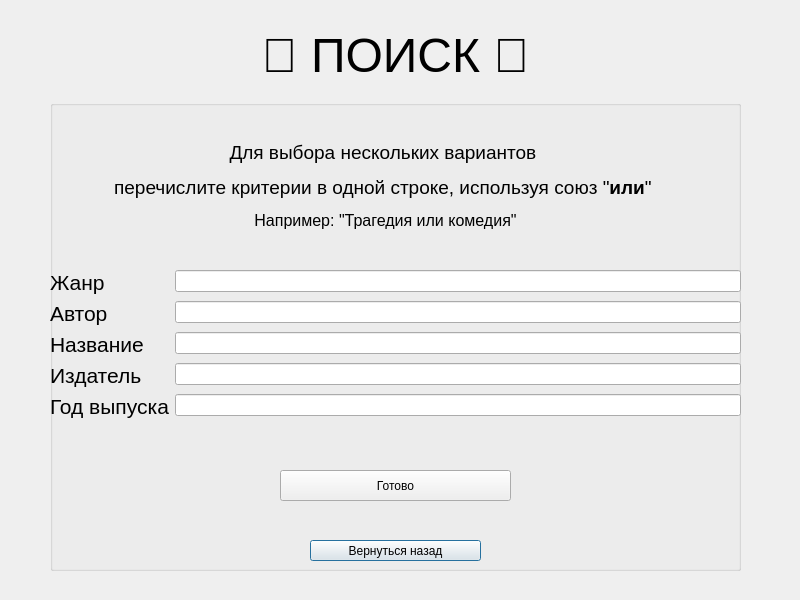
This is finditem.ui in mamam111a/2-year_coursework_client as Qt 5 draws it before an edit. The edited form follows.
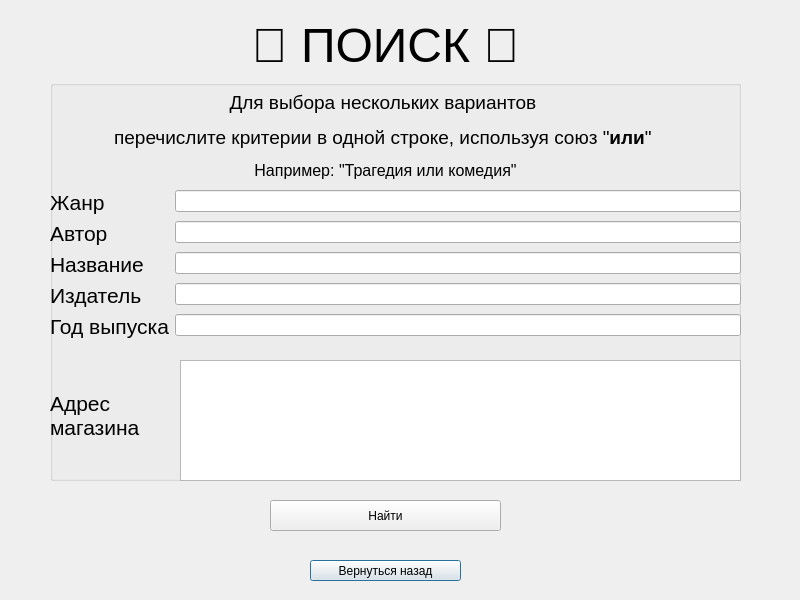
This is the edited form.

Diff of the .ui file:
```diff
--- a/finditem.ui
+++ b/finditem.ui
@@ -17,9 +17,9 @@
    <property name="geometry">
     <rect>
      <x>50</x>
-     <y>100</y>
+     <y>80</y>
      <width>691</width>
-     <height>471</height>
+     <height>401</height>
     </rect>
    </property>
    <property name="title">
@@ -29,7 +29,7 @@
     <property name="geometry">
      <rect>
       <x>-10</x>
-      <y>40</y>
+      <y>10</y>
       <width>691</width>
       <height>91</height>
      </rect>
@@ -38,26 +38,13 @@
      <string>&lt;html&gt;&lt;head/&gt;&lt;body&gt;&lt;p align=&quot;center&quot;&gt;&lt;span style=&quot; font-size:14pt;&quot;&gt;Для выбора нескольких вариантов &lt;/span&gt;&lt;/p&gt;&lt;p align=&quot;center&quot;&gt;&lt;span style=&quot; font-size:14pt;&quot;&gt;перечислите критерии в одной строке, используя союз &amp;quot;&lt;/span&gt;&lt;span style=&quot; font-size:14pt; font-weight:700;&quot;&gt;или&lt;/span&gt;&lt;span style=&quot; font-size:14pt;&quot;&gt;&amp;quot; &lt;/span&gt;&lt;/p&gt;&lt;p align=&quot;center&quot;&gt;&lt;span style=&quot; font-size:12pt;&quot;&gt;Например: &amp;quot;Трагедия или комедия&amp;quot;&lt;/span&gt;&lt;/p&gt;&lt;/body&gt;&lt;/html&gt;</string>
     </property>
    </widget>
-   <widget class="QPushButton" name="pushButton">
-    <property name="geometry">
-     <rect>
-      <x>260</x>
-      <y>440</y>
-      <width>171</width>
-      <height>21</height>
-     </rect>
-    </property>
-    <property name="text">
-     <string>Вернуться назад</string>
-    </property>
-   </widget>
    <widget class="QWidget" name="layoutWidget">
     <property name="geometry">
      <rect>
       <x>0</x>
-      <y>170</y>
+      <y>110</y>
       <width>691</width>
-      <height>161</height>
+      <height>171</height>
      </rect>
     </property>
     <layout class="QFormLayout" name="formLayout">
@@ -113,26 +100,39 @@
      </item>
     </layout>
    </widget>
-   <widget class="QPushButton" name="pushButton_2">
+   <widget class="QLabel" name="label_6">
     <property name="geometry">
      <rect>
-      <x>230</x>
-      <y>370</y>
-      <width>231</width>
-      <height>31</height>
+      <x>0</x>
+      <y>280</y>
+      <width>121</width>
+      <height>111</height>
      </rect>
     </property>
     <property name="text">
-     <string>Готово</string>
+     <string>&lt;html&gt;&lt;head/&gt;&lt;body&gt;&lt;p&gt;&lt;span style=&quot; font-size:16pt;&quot;&gt;Адрес &lt;br/&gt;магазина&lt;/span&gt;&lt;/p&gt;&lt;/body&gt;&lt;/html&gt;</string>
+    </property>
+   </widget>
+   <widget class="QListWidget" name="listWidget">
+    <property name="geometry">
+     <rect>
+      <x>130</x>
+      <y>280</y>
+      <width>561</width>
+      <height>121</height>
+     </rect>
+    </property>
+    <property name="selectionMode">
+     <enum>QAbstractItemView::MultiSelection</enum>
     </property>
    </widget>
   </widget>
   <widget class="QLabel" name="label_10">
    <property name="geometry">
     <rect>
-     <x>190</x>
-     <y>10</y>
-     <width>411</width>
+     <x>240</x>
+     <y>0</y>
+     <width>291</width>
      <height>91</height>
     </rect>
    </property>
@@ -140,6 +140,32 @@
     <string>&lt;html&gt;&lt;head/&gt;&lt;body&gt;&lt;p align=&quot;center&quot;&gt;&lt;span style=&quot; font-size:36pt;&quot;&gt;🔎 ПОИСК 🔎&lt;/span&gt;&lt;/p&gt;&lt;/body&gt;&lt;/html&gt;</string>
    </property>
   </widget>
+  <widget class="QPushButton" name="pushButton">
+   <property name="geometry">
+    <rect>
+     <x>310</x>
+     <y>560</y>
+     <width>151</width>
+     <height>21</height>
+    </rect>
+   </property>
+   <property name="text">
+    <string>Вернуться назад</string>
+   </property>
+  </widget>
+  <widget class="QPushButton" name="pushButton_2">
+   <property name="geometry">
+    <rect>
+     <x>270</x>
+     <y>500</y>
+     <width>231</width>
+     <height>31</height>
+    </rect>
+   </property>
+   <property name="text">
+    <string>Найти</string>
+   </property>
+  </widget>
  </widget>
  <resources/>
  <connections/>
```
